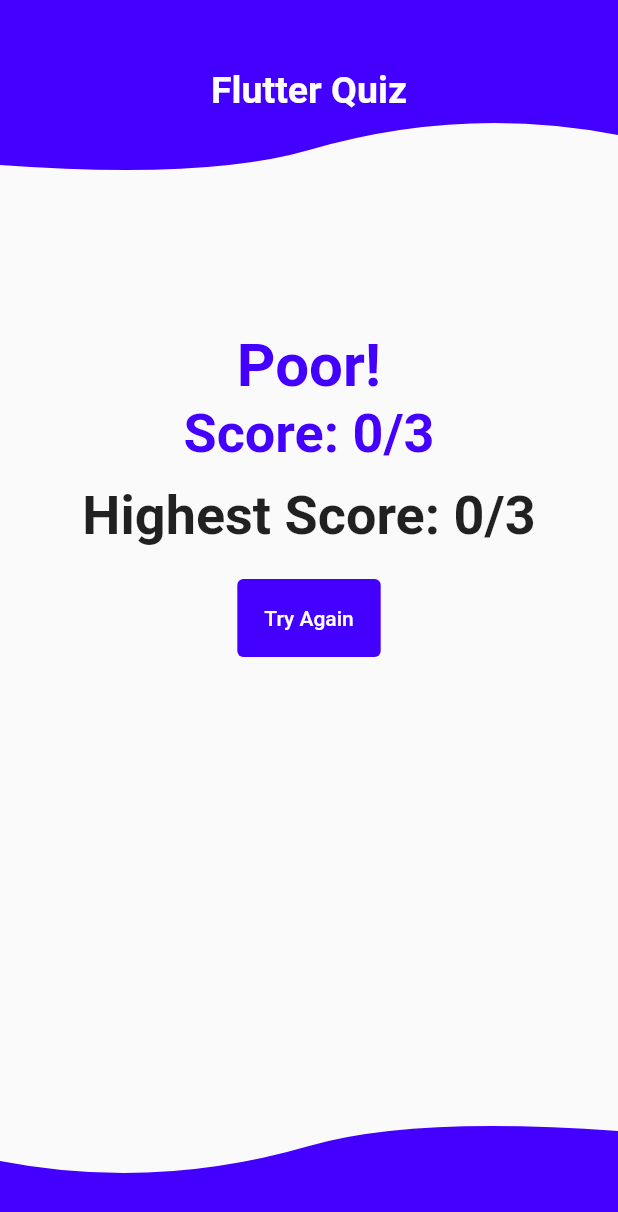
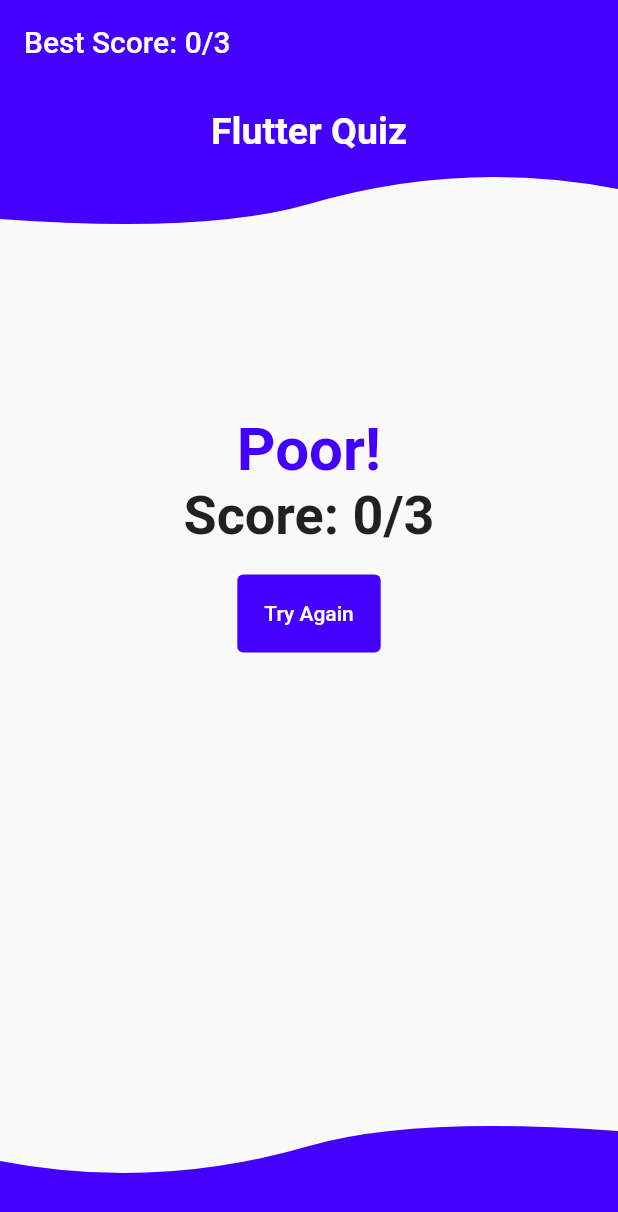
Before and after one commit to sheikhziad/Flutter_Quiz, a Flutter app: the screen it shows after launch, after a tap on "Facebook", after a tap on "Android Application", after a tap on "FlutterFollow", on a phone screen of 412 x 824 dp. Shown: the top 1212 px of the screen. Run offline on Flutter 3.47's test engine with Material 2 defaults, Android fonts, the phone set to English and light mode, and no system bars; our stand-ins replace flutter_custom_clippers.

Commit message:
Added Best Score in the header

```diff
--- a/lib/main.dart
+++ b/lib/main.dart
@@ -78,12 +78,18 @@ class _myAppState extends State<MyApp> {
   Widget build(BuildContext context) {
     return MaterialApp(
       home: Scaffold(
+        appBar: AppBar(
+          title: Text('Best Score: ${Result(totalScore, resetQuiz).finalScore}/3',
+          ),
+          backgroundColor: const Color.fromARGB(255, 68, 0, 255),
+          elevation: 0.0,
+        ),
         body: ListView(
           children: [
             ClipPath(
               clipper: WaveClipperOne(),
               child: Container(
-                height: 120,
+                height: 100,
                 color: const Color.fromARGB(255, 68, 0, 255),
                 child: const Center(
                   child: Text(
@@ -92,6 +98,7 @@ class _myAppState extends State<MyApp> {
                       fontSize: 25.0,
                       fontWeight: FontWeight.bold,
                       color: Colors.white,
+                      height: -0.5,
                     ),
                   ),
                 ),
--- a/lib/result.dart
+++ b/lib/result.dart
@@ -49,7 +49,7 @@ class Result extends StatelessWidget {
       child: Column(
         mainAxisAlignment: MainAxisAlignment.center,
         children: [
-          const Padding(padding: EdgeInsets.only(top: 100.0)),
+          const Padding(padding: EdgeInsets.only(top: 120.0)),
           Text(
             "$finalResult!",
             style: const TextStyle(
@@ -64,13 +64,7 @@ class Result extends StatelessWidget {
             style: const TextStyle(
               fontSize: 36,
               fontWeight: FontWeight.bold,
-              color: Color.fromARGB(255, 68, 0, 255),
-              height: 1.2),
-            textAlign: TextAlign.center,
-          ),
-          Text(
-            'Highest Score: ' '$finalScore/3',
-            style: const TextStyle(fontSize: 36, fontWeight: FontWeight.bold,height: 1.6),
+            ),
             textAlign: TextAlign.center,
           ),
           Padding(
```
Also changed, not shown: Quiz Link.txt (renamed from link.txt).
